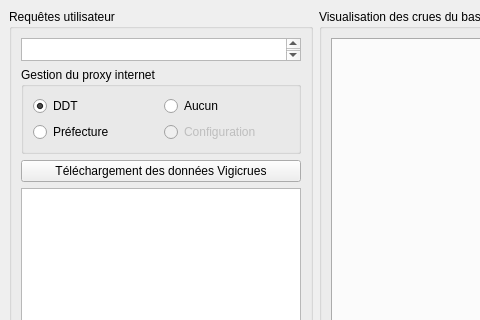
Before: the Qt Designer form fenetre_principale.ui in dasycarpum/pro_DDT_Viginond, drawn with Qt 5; both pictures show x 0 to 480 and y 0 to 320 of the 1024 by 807 pixel window.
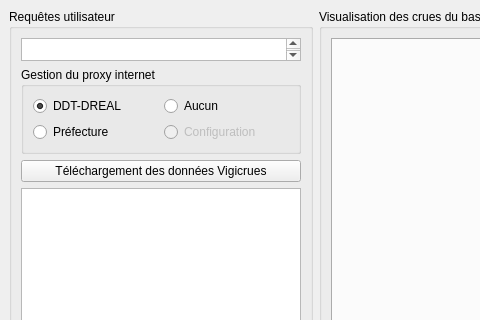
After: the same form once the commit is applied.

```diff
--- a/fenetre_principale.ui
+++ b/fenetre_principale.ui
@@ -58,7 +58,7 @@
              <cursorShape>PointingHandCursor</cursorShape>
             </property>
             <property name="text">
-             <string>DDT</string>
+             <string>DDT-DREAL</string>
             </property>
             <property name="checked">
              <bool>true</bool>
```
Left out of the diff: 15 changed lines with no effect on the pictures.
